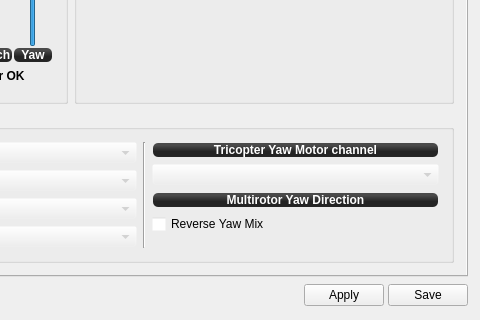
Above: ground/openpilotgcs/src/plugins/config/airframe.ui from openpilot/OpenPilot before the change; both pictures show x 485 to 965 and y 317 to 637 of the 965 by 637 pixel window. Below: the same form after it.
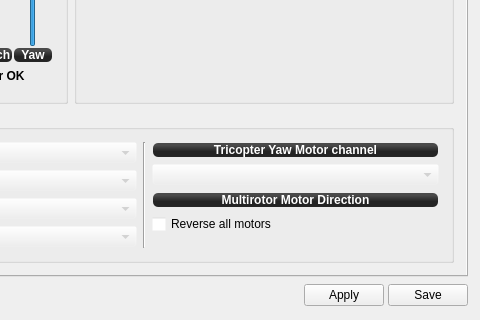
That is the form after the change. Icons and pictures are not drawn. Custom widgets are drawn as their Qt base class.

Commit message: Added swapping of artwork when multirotor direction reversed.

The edit to the form file:
```diff
--- a/ground/openpilotgcs/src/plugins/config/airframe.ui
+++ b/ground/openpilotgcs/src/plugins/config/airframe.ui
@@ -1450,7 +1450,7 @@
 margin:1px;</string>
                     </property>
                     <property name="text">
-                     <string>Multirotor Yaw Direction</string>
+                     <string>Multirotor Motor Direction</string>
                     </property>
                     <property name="alignment">
                      <set>Qt::AlignCenter</set>
@@ -1508,7 +1508,7 @@
                   <item row="3" column="4">
                    <widget class="QCheckBox" name="TricopterRevMixercheckBox">
                     <property name="text">
-                     <string>Reverse Yaw Mix</string>
+                     <string>Reverse all motors</string>
                     </property>
                    </widget>
                   </item>
```
Left out of the diff: 2 changed lines with no effect on the pictures. The commit also changes 5 other files.
